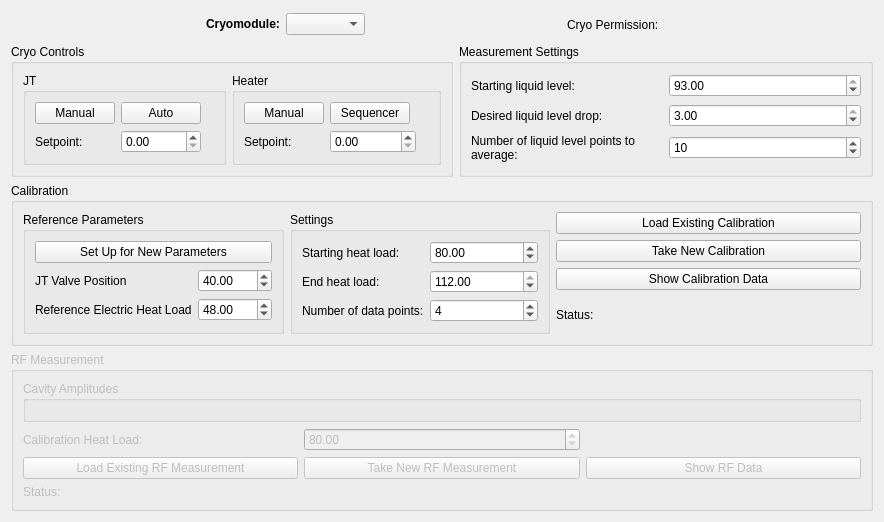
Old version of the form q0.ui in the repository ssoham/Q0Measurement.
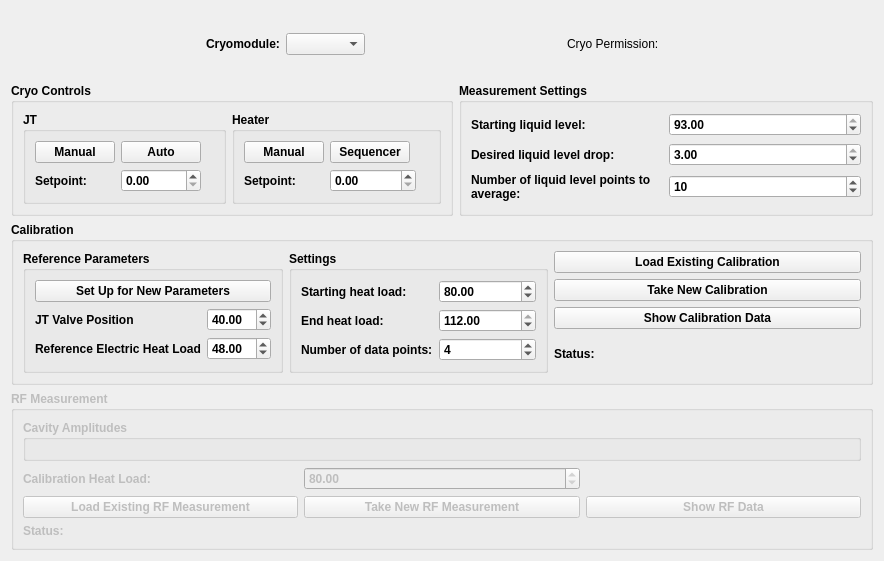
New version of the form. Custom widgets are drawn as their Qt base class.

Patch:
```diff
--- a/q0.ui
+++ b/q0.ui
@@ -7,7 +7,7 @@
     <x>0</x>
     <y>0</y>
     <width>884</width>
-    <height>522</height>
+    <height>561</height>
    </rect>
   </property>
   <property name="windowTitle">
@@ -16,6 +16,12 @@
   <layout class="QGridLayout" name="gridLayout_3">
    <item row="1" column="1">
     <widget class="QGroupBox" name="groupBox">
+     <property name="font">
+      <font>
+       <weight>75</weight>
+       <bold>true</bold>
+      </font>
+     </property>
      <property name="title">
       <string>Measurement Settings</string>
      </property>
@@ -85,6 +91,12 @@
    </item>
    <item row="3" column="0" colspan="2">
     <widget class="QGroupBox" name="groupBox_2">
+     <property name="font">
+      <font>
+       <weight>75</weight>
+       <bold>true</bold>
+      </font>
+     </property>
      <property name="title">
       <string>Calibration</string>
      </property>
@@ -257,6 +269,12 @@
    </item>
    <item row="1" column="0">
     <widget class="QGroupBox" name="groupBox_3">
+     <property name="font">
+      <font>
+       <weight>75</weight>
+       <bold>true</bold>
+      </font>
+     </property>
      <property name="title">
       <string>Cryo Controls</string>
      </property>
@@ -584,6 +602,12 @@
      <property name="enabled">
       <bool>false</bool>
      </property>
+     <property name="font">
+      <font>
+       <weight>75</weight>
+       <bold>true</bold>
+      </font>
+     </property>
      <property name="title">
       <string>RF Measurement</string>
      </property>
```
